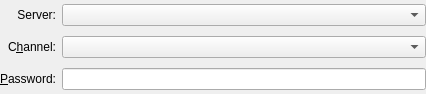
Above: src/irc/joinchannelui.ui from KDE/konversation before the change. Below: the same form after it.
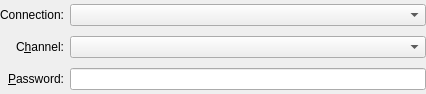
That is the form after the change. Custom widgets are drawn as their Qt base class.

Commit message:
Change the label from "Server:" to "Connection:".
Should be a bit clearer; "Server:" might give rise to the expectation
that the combobox contents should somehow match the Server List dialog
and thus be confusing.

The edit to the form file:
```diff
--- a/src/irc/joinchannelui.ui
+++ b/src/irc/joinchannelui.ui
@@ -78,7 +78,7 @@
       </sizepolicy>
      </property>
      <property name="text">
-      <string>Server:</string>
+      <string>Connection:</string>
      </property>
      <property name="alignment">
       <set>Qt::AlignRight|Qt::AlignTrailing|Qt::AlignVCenter</set>
```
